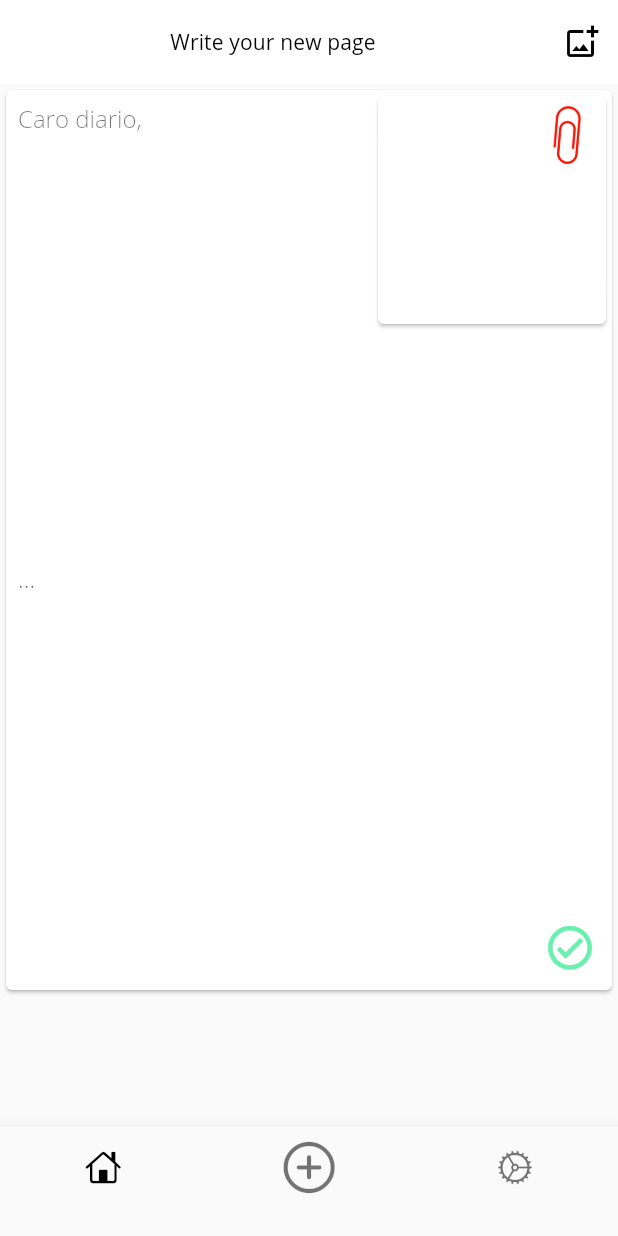
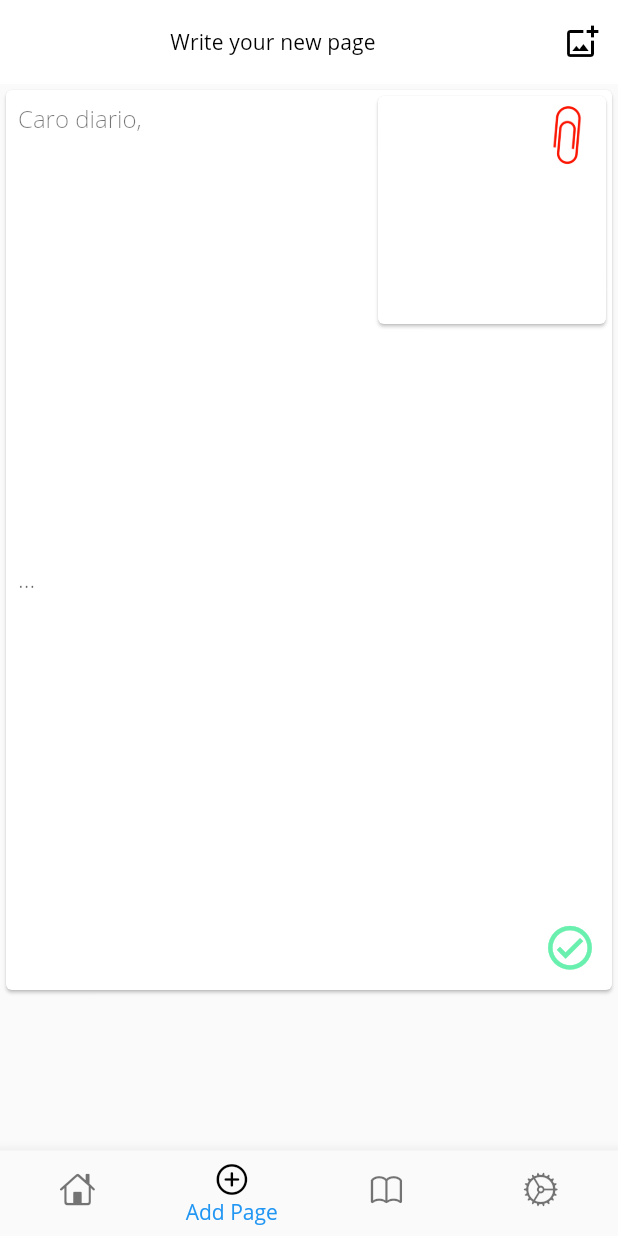
Before and after one commit to LeonardoSimi/caro_diario, a Flutter app: the screen it shows after launch, item 2 of the bottom bar chosen, on a phone screen of 412 x 824 dp. Run offline on Flutter 3.47's test engine with Material 2 defaults, Android fonts, the phone set to English and light mode, and no system bars; our stand-ins replace adaptive_theme, card_swiper, image_picker, local_auth, package_info_plus, settings_ui and 2 more; missing offline and left inert: short_uuids; accounts and stored records are empty.

Commit message:
better navbar and home

```diff
--- a/lib/main.dart
+++ b/lib/main.dart
@@ -11,6 +11,7 @@ import './screens/all_diary_screen.dart';
 import './screens/auth_screen.dart';
 import './screens/settings_screen.dart';
 import './screens/privacy_policy_screen.dart';
+import './widgets/bottom_nav_bar.dart';
 
 bool _isLocked = false;
 
@@ -64,7 +65,7 @@ class MyApp extends StatelessWidget {
           color: Colors.green,
           theme: theme,
           darkTheme: darkTheme,
-          home: _isLocked ? AuthScreen() : MainDiaryScreen(),
+          home: _isLocked ? AuthScreen() : BottomNavBar(),
           routes: {
             DiaryPage.routeName: (ctx) => DiaryPage(),
             AllDiaryScreen.routeName: (ctx) => AllDiaryScreen(null, null, null, null),
--- a/lib/screens/settings_screen.dart
+++ b/lib/screens/settings_screen.dart
@@ -10,6 +10,7 @@ import 'package:shared_preferences/shared_preferences.dart';
 import './privacy_policy_screen.dart';
 import './auth_screen.dart';
 import './main_diary_screen.dart';
+import '../widgets/bottom_nav_bar.dart';
 
 class SettingsScreen extends StatefulWidget {
   static const routeName = '/settings_screen';
@@ -67,6 +68,7 @@ class _SettingsScreenState extends State<SettingsScreen> {
   @override
   Widget build(BuildContext context) {
     return Scaffold(
+      //bottomNavigationBar: BottomNavBar(),
       appBar: AppBar(
         title: Text('Settings'),
       ),
--- a/lib/widgets/bottom_nav_bar.dart
+++ b/lib/widgets/bottom_nav_bar.dart
@@ -4,6 +4,7 @@ import 'package:flutter/material.dart';
 import './diary_page.dart';
 import '../screens/main_diary_screen.dart';
 import '../screens/settings_screen.dart';
+import '../screens/all_diary_screen.dart';
 
 class BottomNavBar extends StatefulWidget {
 
@@ -13,32 +14,63 @@ class BottomNavBar extends StatefulWidget {
 
 class _BottomNavBarState extends State<BottomNavBar> {
 
-  @override
-  Widget build(BuildContext context) {
+   final List<Map<String, dynamic>> _pages = [
+    {
+      'page': MainDiaryScreen(),
+      'title': 'Home',
+    },
+     {
+       'page': DiaryPage(),
+       'title': 'Add Page',
+     },
+     {
+       'page': AllDiaryScreen(null, null, null, null),
+       'title': 'Your Diary'
+     },
+     {
+       'page': SettingsScreen(),
+       'title': 'Settings',
+     }
+  ];
 
    int _currentTabIndex = 0;
 
-    _onTapped (int index){
+   void _selectPage(int index) {
      setState(() {
        _currentTabIndex = index;
      });
    }
 
-    return BottomNavigationBar(
+  @override
+  Widget build(BuildContext context) {
+    return Scaffold(
+      body: _pages[_currentTabIndex]['page'],
+      bottomNavigationBar: BottomNavigationBar(
+          type : BottomNavigationBarType.fixed,
           currentIndex: _currentTabIndex,
-        //onTap: _onTapped,
-        onTap: (value) {
+          showSelectedLabels: true,
+          showUnselectedLabels: false,
+          onTap: _selectPage,
+/*          onTap: (value) {
             if (value == 0)
               Navigator.of(context).pushReplacementNamed(MainDiaryScreen.routeName);
             if (value == 1)
               Navigator.of(context).pushReplacementNamed(DiaryPage.routeName);
             if (value == 2)
               Navigator.of(context).pushNamed(SettingsScreen.routeName);
-        },
+
+            setState(() {
+              _currentTabIndex = value;
+            });
+          },*/
+
           items: const <BottomNavigationBarItem>[
-      BottomNavigationBarItem(icon: Icon(CupertinoIcons.house), label: '', activeIcon: Icon(CupertinoIcons.house, color: Colors.black,), tooltip: 'Home'),
-      BottomNavigationBarItem(icon: Icon(CupertinoIcons.plus_circle, size: 40,), label: '', activeIcon: Icon(CupertinoIcons.plus_circle, color: Colors.black,), tooltip: 'Add Page'),
-      BottomNavigationBarItem(icon: Icon(CupertinoIcons.settings), label: '', activeIcon: Icon(CupertinoIcons.settings, color: Colors.black,), tooltip: 'Settings'),
-    ]);
+        BottomNavigationBarItem(icon: Icon(CupertinoIcons.house), label: 'Home', activeIcon: Icon(CupertinoIcons.house, color: Colors.black,), tooltip: 'Home'),
+        BottomNavigationBarItem(icon: Icon(CupertinoIcons.plus_circle, size: 40,), label: 'Add Page', activeIcon: Icon(CupertinoIcons.plus_circle, color: Colors.black,), tooltip: 'Add Page'),
+            BottomNavigationBarItem(icon: Icon(CupertinoIcons.book,), label: 'Your Diary', activeIcon: Icon(CupertinoIcons.book, color: Colors.black,), tooltip: 'Your Diary'),
+        BottomNavigationBarItem(icon: Icon(CupertinoIcons.settings), label: 'Settings', activeIcon: Icon(CupertinoIcons.settings, color: Colors.black,), tooltip: 'Settings'),
+      ]
+      ),
+    );
   }
 }
--- a/lib/widgets/diary_page.dart
+++ b/lib/widgets/diary_page.dart
@@ -80,7 +80,7 @@ class _DiaryPageState extends State<DiaryPage> {
       actions: [
         IconButton(onPressed: addImage, icon: Icon(Icons.add_photo_alternate_outlined))
       ],),
-      bottomNavigationBar: BottomNavBar(),
+      //bottomNavigationBar: BottomNavBar(),
       body: Column(
         children: [
           Center(
--- a/pubspec.yaml
+++ b/pubspec.yaml
@@ -36,6 +36,7 @@ dependencies:
   shared_preferences: ^2.0.7
   short_uuids: ^2.0.0
   adaptive_theme: ^2.2.0
+  persistent_bottom_nav_bar: ^4.0.2
 
 
   # The following adds the Cupertino Icons font to your application.
```
Also changed, not shown: lib/screens/main_diary_screen.dart (+21 -46 lines), pubspec.lock. Lines whose indentation alone changed are shown as unchanged.
